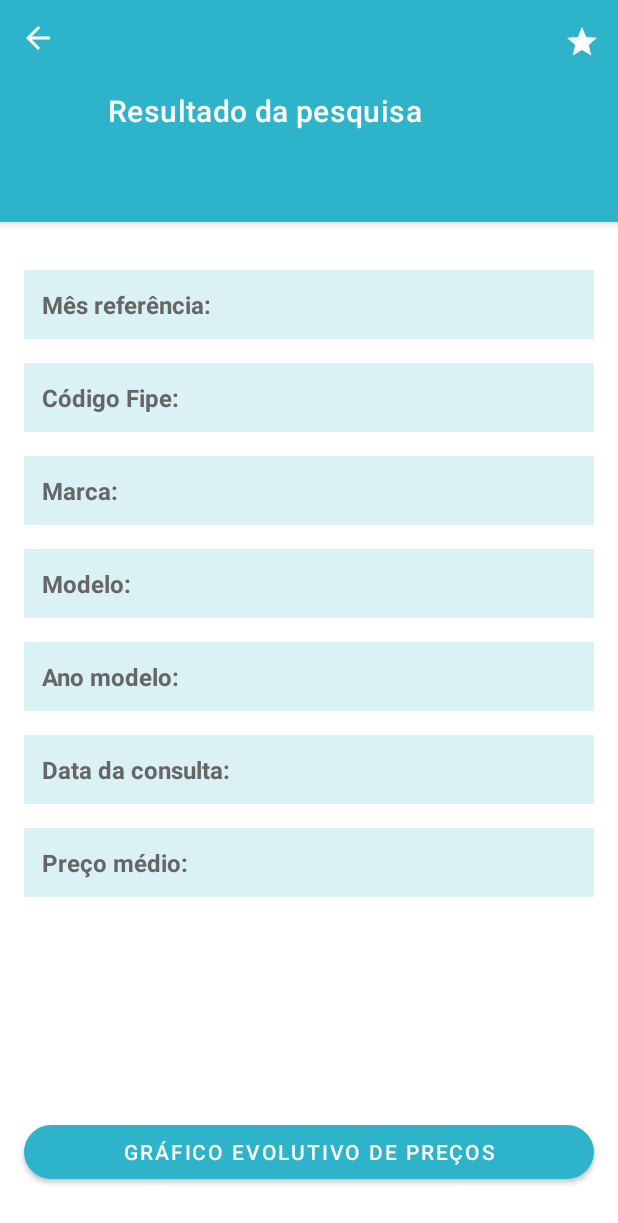
After one commit to priscillasouza/advanced-fipe, an Android app: the layout fragment_result_screen.xml on its own in the app's theme, with its tools: preview values and no code run, on a phone screen of 412 x 824 dp. The commit adds this screen. Shown: the top 1223 px of the screen. Run offline under Robolectric (Android 15) with nearby library versions, the phone set to English and light mode, and no system bars.

Commit message:
criando layout da tela de resultado

```diff
--- /dev/null
+++ b/app/src/main/res/drawable/ic_arrow_back.xml
@@ -0,0 +1,5 @@
+<vector android:autoMirrored="true" android:height="30dp"
+    android:tint="#FFFFFF" android:viewportHeight="30"
+    android:viewportWidth="30" android:width="30dp" xmlns:android="http://schemas.android.com/apk/res/android">
+    <path android:fillColor="@android:color/white" android:pathData="M20,11H7.83l5.59,-5.59L12,4l-8,8 8,8 1.41,-1.41L7.83,13H20v-2z"/>
+</vector>
--- /dev/null
+++ b/app/src/main/res/layout/fragment_result_screen.xml
@@ -0,0 +1,148 @@
+<?xml version="1.0" encoding="utf-8"?>
+<androidx.constraintlayout.widget.ConstraintLayout xmlns:android="http://schemas.android.com/apk/res/android"
+    xmlns:tools="http://schemas.android.com/tools"
+    android:layout_width="match_parent"
+    android:layout_height="match_parent"
+    xmlns:app="http://schemas.android.com/apk/res-auto">
+
+    <com.google.android.material.appbar.MaterialToolbar
+        android:id="@+id/topAppBarResult"
+        android:layout_width="match_parent"
+        android:layout_height="148dp"
+        app:title="@string/resultado_da_pesquisa"
+        app:navigationIcon="@drawable/ic_arrow_back"
+        app:menu="@menu/top_app_bar"
+        app:layout_constraintEnd_toEndOf="parent"
+        app:layout_constraintStart_toStartOf="parent"
+        app:layout_constraintTop_toTopOf="parent"
+        style="@style/Widget.MaterialComponents.Toolbar.Primary"/>
+
+    <androidx.core.widget.NestedScrollView
+        android:id="@+id/nestedScrollView"
+        android:layout_width="0dp"
+        android:layout_height="0dp"
+        app:layout_constraintBottom_toTopOf="@+id/graphicButton"
+        app:layout_constraintEnd_toEndOf="parent"
+        app:layout_constraintStart_toStartOf="parent"
+        app:layout_constraintTop_toBottomOf="@+id/topAppBarResult">
+
+        <androidx.constraintlayout.widget.ConstraintLayout
+            android:layout_width="match_parent"
+            android:layout_height="match_parent">
+
+            <com.google.android.material.textview.MaterialTextView
+                android:id="@+id/textViewReferences"
+                android:layout_width="match_parent"
+                android:layout_height="46dp"
+                android:layout_marginStart="16dp"
+                android:layout_marginEnd="16dp"
+                android:layout_marginTop="32dp"
+                android:text="@string/mes_referencia"
+                android:background="@color/background_card"
+                style="@style/TextViewResult"
+                app:layout_constraintEnd_toEndOf="parent"
+                app:layout_constraintStart_toStartOf="parent"
+                app:layout_constraintTop_toTopOf="parent" />
+
+            <com.google.android.material.textview.MaterialTextView
+                android:id="@+id/textViewCodeFipe"
+                android:layout_width="match_parent"
+                android:layout_height="46dp"
+                android:layout_marginStart="16dp"
+                android:layout_marginEnd="16dp"
+                android:layout_marginTop="16dp"
+                android:text="@string/codigo_fipe"
+                android:background="@color/background_card"
+                style="@style/TextViewResult"
+                app:layout_constraintEnd_toEndOf="parent"
+                app:layout_constraintStart_toStartOf="parent"
+                app:layout_constraintTop_toBottomOf="@id/textViewReferences" />
+
+            <com.google.android.material.textview.MaterialTextView
+                android:id="@+id/textViewBrand"
+                android:layout_width="match_parent"
+                android:layout_height="46dp"
+                android:layout_marginStart="16dp"
+                android:layout_marginEnd="16dp"
+                android:layout_marginTop="16dp"
+                android:text="@string/marca"
+                android:background="@color/background_card"
+                style="@style/TextViewResult"
+                app:layout_constraintEnd_toEndOf="parent"
+                app:layout_constraintStart_toStartOf="parent"
+                app:layout_constraintTop_toBottomOf="@id/textViewCodeFipe" />
+
+            <com.google.android.material.textview.MaterialTextView
+                android:id="@+id/textViewModel"
+                android:layout_width="match_parent"
+                android:layout_height="46dp"
+                android:layout_marginStart="16dp"
+                android:layout_marginEnd="16dp"
+                android:layout_marginTop="16dp"
+                android:text="@string/modelo"
+                android:background="@color/background_card"
+                style="@style/TextViewResult"
+                app:layout_constraintEnd_toEndOf="parent"
+                app:layout_constraintStart_toStartOf="parent"
+                app:layout_constraintTop_toBottomOf="@id/textViewBrand" />
+
+            <com.google.android.material.textview.MaterialTextView
+                android:id="@+id/textViewModelYear"
+                android:layout_width="match_parent"
+                android:layout_height="46dp"
+                android:layout_marginStart="16dp"
+                android:layout_marginEnd="16dp"
+                android:layout_marginTop="16dp"
+                android:text="@string/ano_modelo"
+                android:background="@color/background_card"
+                style="@style/TextViewResult"
+                app:layout_constraintEnd_toEndOf="parent"
+                app:layout_constraintStart_toStartOf="parent"
+                app:layout_constraintTop_toBottomOf="@id/textViewModel" />
+
+            <com.google.android.material.textview.MaterialTextView
+                android:id="@+id/textViewConsultationDate"
+                android:layout_width="match_parent"
+                android:layout_height="46dp"
+                android:layout_marginStart="16dp"
+                android:layout_marginEnd="16dp"
+                android:layout_marginTop="16dp"
+                android:text="@string/data_da_consulta"
+                android:background="@color/background_card"
+                style="@style/TextViewResult"
+                app:layout_constraintEnd_toEndOf="parent"
+                app:layout_constraintStart_toStartOf="parent"
+                app:layout_constraintTop_toBottomOf="@id/textViewModelYear" />
+
+            <com.google.android.material.textview.MaterialTextView
+                android:id="@+id/textViewPrice"
+                android:layout_width="match_parent"
+                android:layout_height="46dp"
+                android:layout_marginStart="16dp"
+                android:layout_marginEnd="16dp"
+                android:layout_marginTop="16dp"
+                android:text="@string/preco_medio"
+                android:background="@color/background_card"
+                style="@style/TextViewResult"
+                app:layout_constraintEnd_toEndOf="parent"
+                app:layout_constraintStart_toStartOf="parent"
+                app:layout_constraintTop_toBottomOf="@id/textViewConsultationDate" />
+
+        </androidx.constraintlayout.widget.ConstraintLayout>
+
+    </androidx.core.widget.NestedScrollView>
+
+    <com.google.android.material.button.MaterialButton
+        android:id="@+id/graphicButton"
+        android:layout_width="match_parent"
+        android:layout_height="wrap_content"
+        app:layout_constraintStart_toStartOf="parent"
+        app:layout_constraintEnd_toEndOf="parent"
+        app:layout_constraintBottom_toBottomOf="parent"
+        android:layout_marginStart="16dp"
+        android:layout_marginEnd="16dp"
+        android:layout_marginBottom="32dp"
+        app:cornerRadius="32dp"
+        android:text="@string/grafico_evolutivo_de_precos" />
+
+</androidx.constraintlayout.widget.ConstraintLayout>
--- /dev/null
+++ b/app/src/main/res/menu/top_app_bar.xml
@@ -0,0 +1,11 @@
+<?xml version="1.0" encoding="utf-8"?>
+<menu xmlns:android="http://schemas.android.com/apk/res/android"
+    xmlns:app="http://schemas.android.com/apk/res-auto">
+
+    <item
+        android:id="@+id/favorite"
+        android:icon="@drawable/ic_favorite"
+        android:title="Favoritos"
+        app:showAsAction="ifRoom" />
+
+</menu>
--- a/app/src/main/res/values/colors.xml
+++ b/app/src/main/res/values/colors.xml
@@ -8,6 +8,6 @@
     <color name="black">#FF000000</color>
     <color name="white">#FFFFFFFF</color>
     <color name="background_card">#DAF1F6</color>
-    <color name="gray">#333333</color>
+    <color name="gray">#676666</color>
 
 </resources>
--- a/app/src/main/res/values/strings.xml
+++ b/app/src/main/res/values/strings.xml
@@ -4,4 +4,13 @@
     <string name="consulta_de_carros">Consulta de carros e utilitários pequenos</string>
     <string name="consulta_de_motos">Consulta de motos</string>
     <string name="consulta_de_caminhoes">Consulta de caminhões e micro ônibus</string>
+    <string name="mes_referencia">Mês referência:</string>
+    <string name="codigo_fipe">Código Fipe:</string>
+    <string name="marca">Marca:</string>
+    <string name="modelo">Modelo:</string>
+    <string name="ano_modelo">Ano modelo:</string>
+    <string name="data_da_consulta">Data da consulta:</string>
+    <string name="preco_medio">Preço médio:</string>
+    <string name="grafico_evolutivo_de_precos">Gráfico evolutivo de preços</string>
+    <string name="resultado_da_pesquisa">Resultado da pesquisa</string>
 </resources>
--- /dev/null
+++ b/app/src/main/res/values/style.xml
@@ -0,0 +1,10 @@
+<?xml version="1.0" encoding="utf-8"?>
+<resources>
+    <style name="TextViewResult">
+        <item name="android:textColor">@color/gray</item>
+        <item name="android:textSize">16sp</item>
+        <item name="android:padding">12dp</item>
+        <item name="android:textAlignment">textStart</item>
+        <item name="android:textStyle">bold</item>
+    </style>
+</resources>
```
